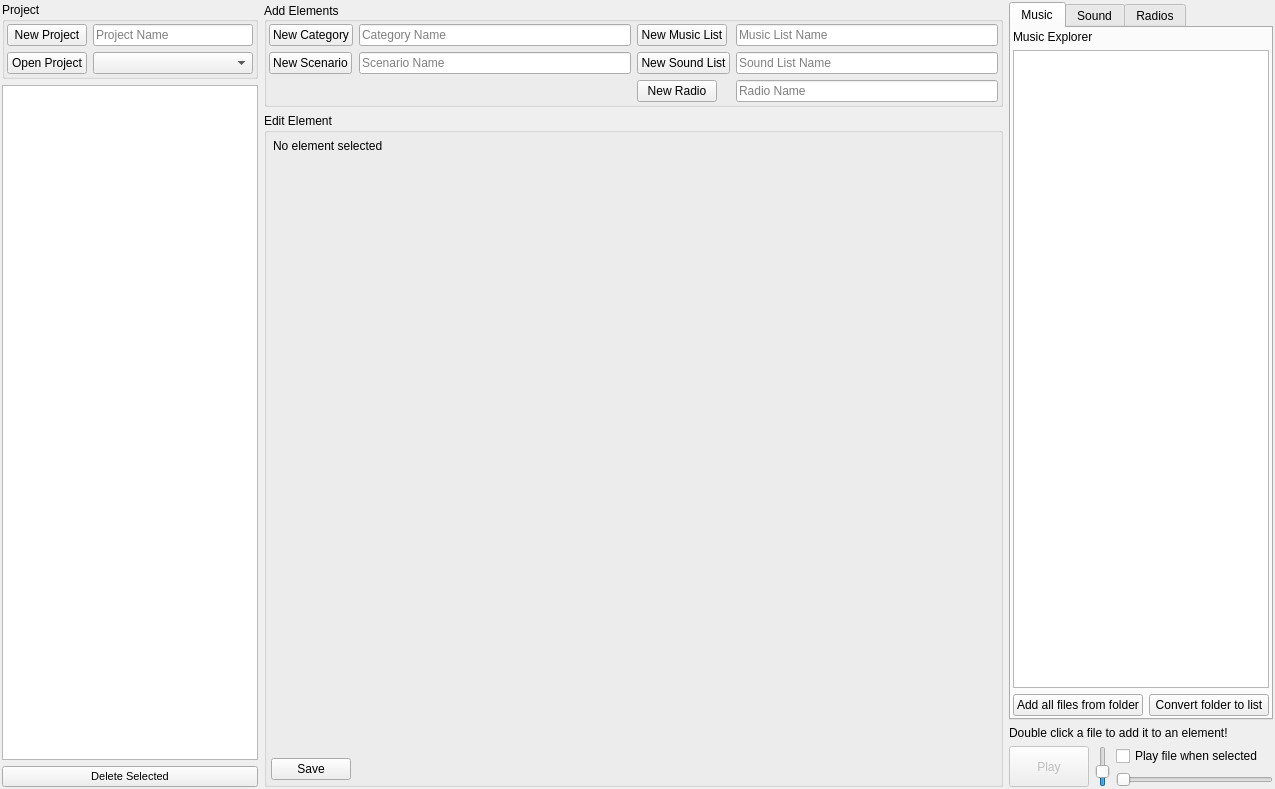
Qt form gm-companion/tools/audio/audioeditor.ui (PhilInTheGaps/GM-Companion) before a commit.
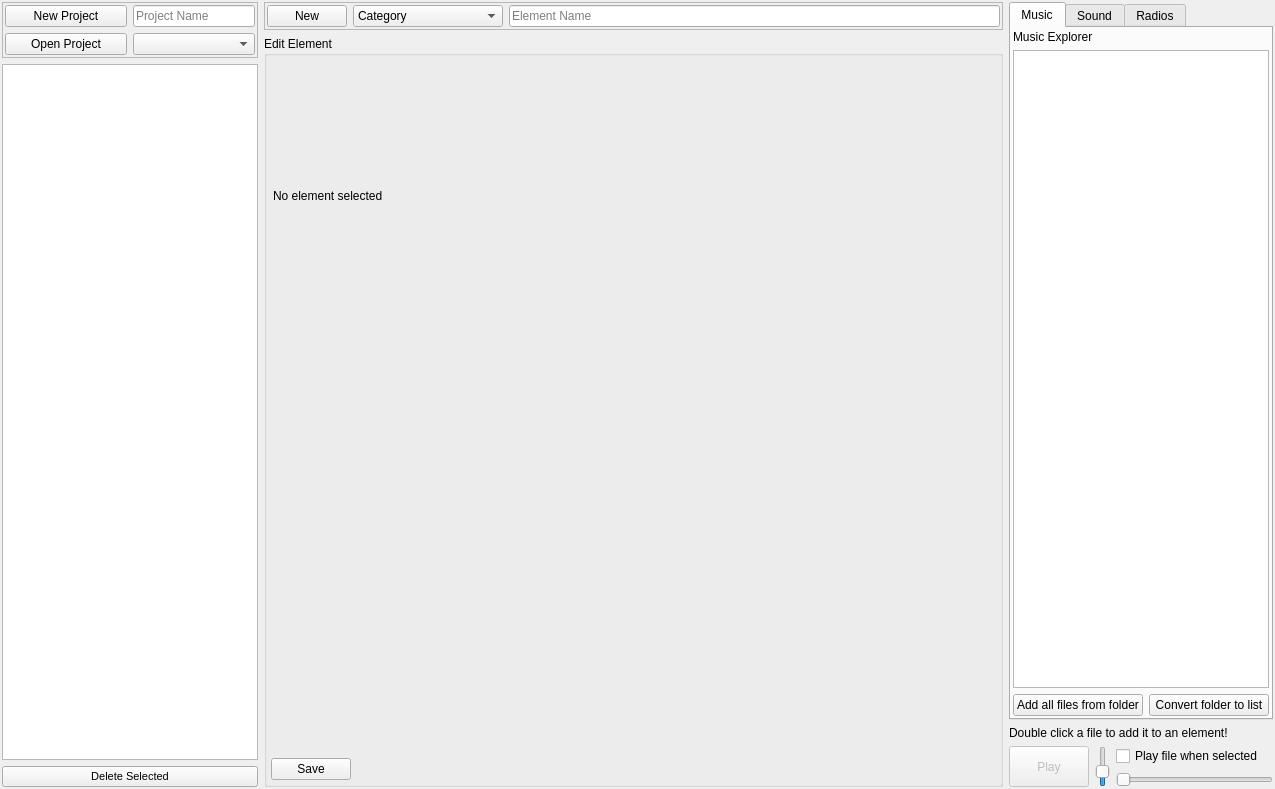
The same form after that commit. The open tabs and pages were chosen to show the change. Icons and pictures are not drawn.

What changed in the file:
```diff
--- a/gm-companion/tools/audio/audioeditor.ui
+++ b/gm-companion/tools/audio/audioeditor.ui
@@ -33,23 +33,14 @@
    <item>
     <layout class="QVBoxLayout" name="verticalLayout">
      <item>
-      <widget class="QGroupBox" name="groupBox_3">
-       <property name="sizePolicy">
-        <sizepolicy hsizetype="Maximum" vsizetype="Maximum">
-         <horstretch>0</horstretch>
-         <verstretch>0</verstretch>
-        </sizepolicy>
+      <widget class="QFrame" name="frame_2">
+       <property name="frameShape">
+        <enum>QFrame::StyledPanel</enum>
        </property>
-       <property name="maximumSize">
-        <size>
-         <width>256</width>
-         <height>16777215</height>
-        </size>
+       <property name="frameShadow">
+        <enum>QFrame::Raised</enum>
        </property>
-       <property name="title">
-        <string>Project</string>
-       </property>
-       <layout class="QVBoxLayout" name="verticalLayout_4">
+       <layout class="QHBoxLayout" name="horizontalLayout_10">
         <property name="leftMargin">
          <number>2</number>
         </property>
@@ -63,8 +54,8 @@
          <number>2</number>
         </property>
         <item>
-         <layout class="QFormLayout" name="formLayout_3">
-          <item row="1" column="0">
+         <layout class="QVBoxLayout" name="verticalLayout_21">
+          <item>
            <widget class="QPushButton" name="pushButton_newProject">
             <property name="sizePolicy">
              <sizepolicy hsizetype="Minimum" vsizetype="Fixed">
@@ -77,20 +68,7 @@
             </property>
            </widget>
           </item>
-          <item row="1" column="1">
-           <widget class="QLineEdit" name="lineEdit_project">
-            <property name="sizePolicy">
-             <sizepolicy hsizetype="Preferred" vsizetype="Fixed">
-              <horstretch>0</horstretch>
-              <verstretch>0</verstretch>
-             </sizepolicy>
-            </property>
-            <property name="placeholderText">
-             <string>Project Name</string>
-            </property>
-           </widget>
-          </item>
-          <item row="2" column="0">
+          <item>
            <widget class="QPushButton" name="pushButton_openProject">
             <property name="sizePolicy">
              <sizepolicy hsizetype="Minimum" vsizetype="Fixed">
@@ -103,8 +81,32 @@
             </property>
            </widget>
           </item>
-          <item row="2" column="1">
-           <widget class="QComboBox" name="comboBox_projects"/>
+         </layout>
+        </item>
+        <item>
+         <layout class="QVBoxLayout" name="verticalLayout_22">
+          <item>
+           <widget class="QLineEdit" name="lineEdit_project">
+            <property name="sizePolicy">
+             <sizepolicy hsizetype="Minimum" vsizetype="Fixed">
+              <horstretch>0</horstretch>
+              <verstretch>0</verstretch>
+             </sizepolicy>
+            </property>
+            <property name="placeholderText">
+             <string>Project Name</string>
+            </property>
+           </widget>
+          </item>
+          <item>
+           <widget class="QComboBox" name="comboBox_projects">
+            <property name="sizePolicy">
+             <sizepolicy hsizetype="Minimum" vsizetype="Fixed">
+              <horstretch>0</horstretch>
+              <verstretch>0</verstretch>
+             </sizepolicy>
+            </property>
+           </widget>
           </item>
          </layout>
         </item>
@@ -207,23 +209,20 @@
    <item>
     <layout class="QVBoxLayout" name="verticalLayout_5">
      <item>
-      <widget class="QGroupBox" name="groupBox_2">
+      <widget class="QFrame" name="frame_3">
        <property name="sizePolicy">
         <sizepolicy hsizetype="Preferred" vsizetype="Maximum">
          <horstretch>0</horstretch>
          <verstretch>0</verstretch>
         </sizepolicy>
        </property>
-       <property name="title">
-        <string>Add Elements</string>
+       <property name="frameShape">
+        <enum>QFrame::StyledPanel</enum>
        </property>
-       <property name="alignment">
-        <set>Qt::AlignLeading|Qt::AlignLeft|Qt::AlignVCenter</set>
+       <property name="frameShadow">
+        <enum>QFrame::Raised</enum>
        </property>
-       <property name="checkable">
-        <bool>false</bool>
-       </property>
-       <layout class="QHBoxLayout" name="horizontalLayout_6">
+       <layout class="QHBoxLayout" name="horizontalLayout_11">
         <property name="leftMargin">
          <number>2</number>
         </property>
@@ -237,79 +236,61 @@
          <number>2</number>
         </property>
         <item>
-         <layout class="QFormLayout" name="formLayout">
-          <item row="2" column="0">
-           <widget class="QPushButton" name="pushButton_newCategory">
+         <widget class="QPushButton" name="pushButton_newElement">
             <property name="sizePolicy">
-             <sizepolicy hsizetype="Minimum" vsizetype="Fixed">
+           <sizepolicy hsizetype="Maximum" vsizetype="Fixed">
               <horstretch>0</horstretch>
               <verstretch>0</verstretch>
              </sizepolicy>
             </property>
             <property name="text">
-             <string>New Category</string>
+           <string>New</string>
             </property>
            </widget>
           </item>
-          <item row="3" column="0">
-           <widget class="QPushButton" name="pushButton_newScenario">
+        <item>
+         <widget class="QComboBox" name="comboBox_elementType">
             <property name="sizePolicy">
-             <sizepolicy hsizetype="Minimum" vsizetype="Fixed">
+           <sizepolicy hsizetype="Maximum" vsizetype="Fixed">
               <horstretch>0</horstretch>
               <verstretch>0</verstretch>
              </sizepolicy>
             </property>
+          <property name="minimumSize">
+           <size>
+            <width>150</width>
+            <height>0</height>
+           </size>
+          </property>
+          <item>
             <property name="text">
-             <string>New Scenario</string>
-            </property>
-           </widget>
+            <string>Category</string>
+           </property>
           </item>
-          <item row="2" column="1">
-           <widget class="QLineEdit" name="lineEdit_category">
-            <property name="placeholderText">
-             <string>Category Name</string>
-            </property>
-           </widget>
+          <item>
+           <property name="text">
+            <string>Scenario</string>
+           </property>
           </item>
-          <item row="3" column="1">
-           <widget class="QLineEdit" name="lineEdit_scenario">
-            <property name="placeholderText">
-             <string>Scenario Name</string>
-            </property>
-           </widget>
+          <item>
+           <property name="text">
+            <string>Music List</string>
+           </property>
           </item>
-         </layout>
-        </item>
         <item>
-         <layout class="QFormLayout" name="formLayout_2">
-          <item row="0" column="0">
-           <widget class="QPushButton" name="pushButton_newMusicList">
-            <property name="sizePolicy">
-             <sizepolicy hsizetype="Minimum" vsizetype="Fixed">
-              <horstretch>0</horstretch>
-              <verstretch>0</verstretch>
-             </sizepolicy>
-            </property>
             <property name="text">
-             <string>New Music List</string>
-            </property>
-           </widget>
+            <string>Sound List</string>
+           </property>
           </item>
-          <item row="1" column="0">
-           <widget class="QPushButton" name="pushButton_newSoundList">
-            <property name="sizePolicy">
-             <sizepolicy hsizetype="Minimum" vsizetype="Fixed">
-              <horstretch>0</horstretch>
-              <verstretch>0</verstretch>
-             </sizepolicy>
-            </property>
+          <item>
             <property name="text">
-             <string>New Sound List</string>
-            </property>
-           </widget>
-          </item>
-          <item row="2" column="0">
-           <widget class="QPushButton" name="pushButton_newRadio">
+            <string>Radio</string>
+           </property>
+          </item>
+         </widget>
+        </item>
+        <item>
+         <widget class="QLineEdit" name="lineEdit_elementName">
             <property name="sizePolicy">
              <sizepolicy hsizetype="Minimum" vsizetype="Fixed">
               <horstretch>0</horstretch>
@@ -317,38 +298,24 @@
              </sizepolicy>
             </property>
             <property name="text">
-             <string>New Radio</string>
-            </property>
-           </widget>
-          </item>
-          <item row="0" column="1">
-           <widget class="QLineEdit" name="lineEdit_musicList">
+           <string/>
+          </property>
             <property name="placeholderText">
-             <string>Music List Name</string>
-            </property>
-           </widget>
-          </item>
-          <item row="1" column="1">
-           <widget class="QLineEdit" name="lineEdit_soundList">
-            <property name="placeholderText">
-             <string>Sound List Name</string>
-            </property>
-           </widget>
-          </item>
-          <item row="2" column="1">
-           <widget class="QLineEdit" name="lineEdit_radio">
-            <property name="placeholderText">
-             <string>Radio Name</string>
-            </property>
-           </widget>
-          </item>
-         </layout>
+           <string>Element Name</string>
+          </property>
+         </widget>
         </item>
        </layout>
       </widget>
      </item>
      <item>
       <widget class="QGroupBox" name="groupBox">
+       <property name="sizePolicy">
+        <sizepolicy hsizetype="Preferred" vsizetype="Ignored">
+         <horstretch>0</horstretch>
+         <verstretch>0</verstretch>
+        </sizepolicy>
+       </property>
        <property name="title">
         <string>Edit Element</string>
        </property>
@@ -396,6 +363,9 @@
               <property name="orientation">
                <enum>Qt::Vertical</enum>
               </property>
+              <property name="sizeType">
+               <enum>QSizePolicy::Ignored</enum>
+              </property>
               <property name="sizeHint" stdset="0">
                <size>
                 <width>20</width>
```
Left out of the diff: 16 changed lines with no effect on the pictures. Lines whose indentation alone changed are shown as unchanged.
